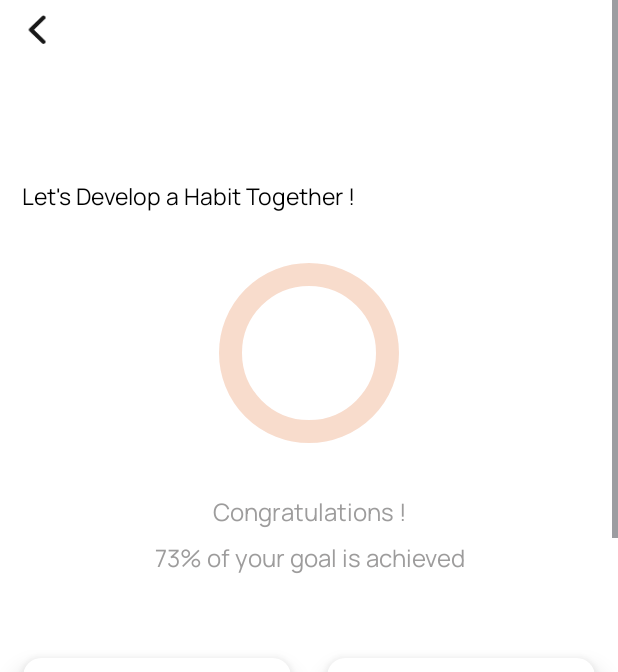
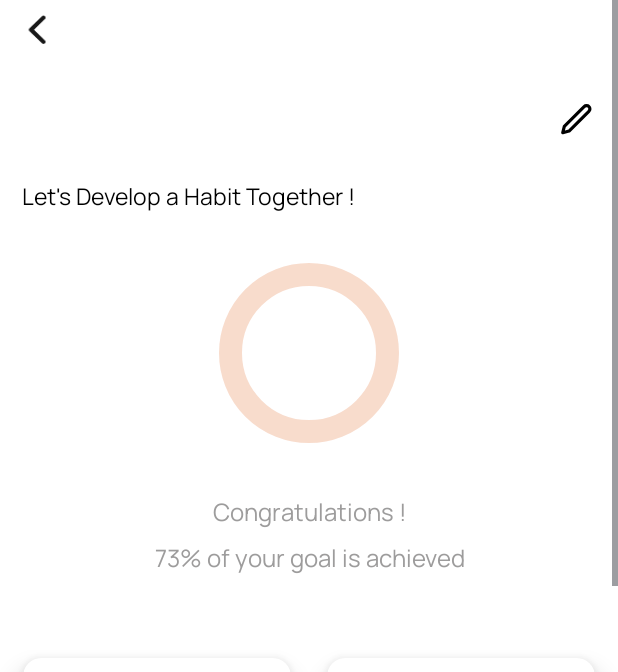
Before and after one commit to vickatGit/HB, an Android app: the HabitFragment screen opened through its navigation route, on a phone screen of 412 x 824 dp. Shown: the top 672 px of the screen. Run offline under Robolectric (Android 15) with nearby library versions, the phone set to English and light mode, and no system bars; our stand-ins replace Dagger/Hilt's generated code; libraries missing offline, so code that uses them is left out: com.github.mikephil.charting, com.kizitonwose.calendar; plain views replace LineChart; 2 statements that could not run were skipped.

Commit message:
habit edit ui changed

```diff
--- /dev/null
+++ b/app/src/main/java/com/example/habit/ui/fragment/CompletedHabitFragment/CompletedHabitFragment.kt
@@ -0,0 +1,26 @@
+package com.example.habit.ui.fragment.CompletedHabitFragment
+
+import android.os.Bundle
+import androidx.fragment.app.Fragment
+import android.view.LayoutInflater
+import android.view.View
+import android.view.ViewGroup
+import com.example.habit.R
+
+
+class CompletedHabitFragment : Fragment() {
+
+
+    override fun onCreate(savedInstanceState: Bundle?) {
+        super.onCreate(savedInstanceState)
+    }
+
+    override fun onCreateView(
+        inflater: LayoutInflater, container: ViewGroup?,
+        savedInstanceState: Bundle?
+    ): View? {
+        // Inflate the layout for this fragment
+        return inflater.inflate(R.layout.fragment_completed_habit, container, false)
+    }
+
+}
--- /dev/null
+++ b/app/src/main/res/layout/fragment_completed_habit.xml
@@ -0,0 +1,10 @@
+<?xml version="1.0" encoding="utf-8"?>
+<FrameLayout xmlns:android="http://schemas.android.com/apk/res/android"
+    xmlns:tools="http://schemas.android.com/tools"
+    android:layout_width="match_parent"
+    android:layout_height="match_parent"
+    tools:context=".ui.fragment.CompletedHabitFragment.CompletedHabitFragment">
+
+
+
+</FrameLayout>
--- a/app/src/main/res/layout/fragment_habit.xml
+++ b/app/src/main/res/layout/fragment_habit.xml
@@ -51,6 +51,15 @@
             android:theme="@style/MaterialAlertDialog.Material3.Title.Text"
             app:layout_constraintStart_toStartOf="@+id/start"
             app:layout_constraintTop_toBottomOf="@+id/back" />
+
+        <ImageView
+            android:id="@+id/edit"
+            android:layout_width="25dp"
+            android:layout_height="25dp"
+            android:src="@drawable/edit_icon"
+            app:layout_constraintEnd_toEndOf="@id/end"
+            app:layout_constraintTop_toTopOf="@id/header"
+            app:layout_constraintBottom_toBottomOf="@id/header"/>
 
 
 
@@ -385,55 +394,16 @@
             app:layout_constraintTop_toBottomOf="@id/graph_header"/>
 
 
-        <com.google.android.material.card.MaterialCardView
-            android:id="@+id/edit_card"
-            android:layout_width="match_parent"
-            app:cardBackgroundColor="@color/white"
-            app:cardElevation="5dp"
-            app:strokeWidth="0dp"
-            android:layout_marginTop="40dp"
-            app:layout_constraintTop_toBottomOf="@id/consistency"
-            android:layout_marginHorizontal="15dp"
-            android:layout_height="wrap_content">
 
-            <LinearLayout
-                android:id="@+id/edit"
-                android:layout_width="match_parent"
-                android:layout_height="wrap_content"
-                android:paddingHorizontal="15dp"
-                android:paddingVertical="13dp">
-
-                <TextView
-                    android:layout_width="wrap_content"
-                    android:layout_height="wrap_content"
-                    android:text="Edit Habit"
-                    android:fontFamily="@font/semi_bold"
-                    android:textSize="13sp"
-                    android:layout_weight="0.9"
-                    android:textColor="@color/habit_header_color"/>
-
-                <ImageView
-                    android:layout_width="20dp"
-                    android:layout_height="20dp"
-                    app:tint="@color/light_grey"
-                    android:src="@drawable/edit_icon"
-                    app:layout_constraintBottom_toBottomOf="@+id/header"
-                    app:layout_constraintEnd_toStartOf="@+id/delete"
-                    app:layout_constraintTop_toTopOf="@+id/header" />
-
-
-            </LinearLayout>
-
-        </com.google.android.material.card.MaterialCardView>
         <com.google.android.material.card.MaterialCardView
             android:layout_width="match_parent"
             app:cardBackgroundColor="@color/white"
             app:cardElevation="5dp"
-            android:layout_marginTop="20dp"
+            android:layout_marginTop="40dp"
+            app:layout_constraintTop_toBottomOf="@id/consistency"
             app:strokeWidth="0dp"
             app:layout_constraintBottom_toBottomOf="parent"
             android:layout_marginBottom="60dp"
-            app:layout_constraintTop_toBottomOf="@id/edit_card"
             android:layout_marginHorizontal="15dp"
             android:layout_height="wrap_content">
 
```
